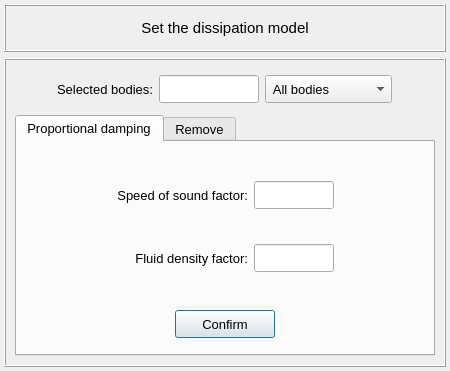
First picture: the form in vibra/interface/data/ui_files/model/setup/acoustic/dissipation_model_inputs.ui, repository MOPT-UFSC/VIBRA, before the edit.
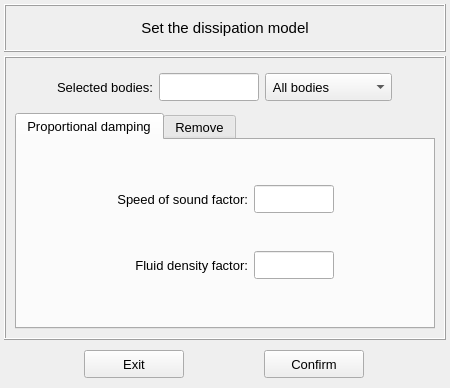
Second picture: the form after the edit.

Commit message: Replaces the Cancel text with Exit in the Close buttons

```diff
--- a/vibra/interface/data/ui_files/model/setup/acoustic/dissipation_model_inputs.ui
+++ b/vibra/interface/data/ui_files/model/setup/acoustic/dissipation_model_inputs.ui
@@ -7,7 +7,7 @@
     <x>0</x>
     <y>0</y>
     <width>450</width>
-    <height>371</height>
+    <height>388</height>
    </rect>
   </property>
   <property name="windowTitle">
@@ -26,7 +26,7 @@
    <property name="bottomMargin">
     <number>4</number>
    </property>
-   <property name="horizontalSpacing">
+   <property name="spacing">
     <number>4</number>
    </property>
    <item row="0" column="0">
@@ -131,76 +131,6 @@
           <property name="spacing">
            <number>2</number>
           </property>
-          <item row="1" column="0">
-           <widget class="QFrame" name="frame_7">
-            <property name="minimumSize">
-             <size>
-              <width>340</width>
-              <height>40</height>
-             </size>
-            </property>
-            <property name="maximumSize">
-             <size>
-              <width>400</width>
-              <height>40</height>
-             </size>
-            </property>
-            <property name="frameShape">
-             <enum>QFrame::NoFrame</enum>
-            </property>
-            <property name="frameShadow">
-             <enum>QFrame::Raised</enum>
-            </property>
-            <layout class="QGridLayout" name="gridLayout_11">
-             <property name="leftMargin">
-              <number>0</number>
-             </property>
-             <property name="topMargin">
-              <number>0</number>
-             </property>
-             <property name="rightMargin">
-              <number>0</number>
-             </property>
-             <property name="bottomMargin">
-              <number>0</number>
-             </property>
-             <property name="spacing">
-              <number>0</number>
-             </property>
-             <item row="0" column="0">
-              <widget class="QPushButton" name="pushButton_confirm_proportional_damping">
-               <property name="minimumSize">
-                <size>
-                 <width>100</width>
-                 <height>28</height>
-                </size>
-               </property>
-               <property name="maximumSize">
-                <size>
-                 <width>100</width>
-                 <height>28</height>
-                </size>
-               </property>
-               <property name="font">
-                <font>
-                 <family>MS Shell Dlg 2</family>
-                 <pointsize>10</pointsize>
-                 <weight>50</weight>
-                 <italic>false</italic>
-                 <bold>false</bold>
-                </font>
-               </property>
-               <property name="styleSheet">
-                <string notr="true"/>
-               </property>
-               <property name="text">
-                <string>Confirm</string>
-               </property>
-              </widget>
-             </item>
-            </layout>
-           </widget>
-          </item>
           <item row="0" column="0">
            <widget class="QFrame" name="frame_8">
             <property name="minimumSize">
@@ -743,6 +673,107 @@
      </layout>
     </widget>
    </item>
+   <item row="2" column="0">
+    <widget class="QFrame" name="frame_7">
+     <property name="minimumSize">
+      <size>
+       <width>340</width>
+       <height>40</height>
+      </size>
+     </property>
+     <property name="maximumSize">
+      <size>
+       <width>16777215</width>
+       <height>40</height>
+      </size>
+     </property>
+     <property name="frameShape">
+      <enum>QFrame::NoFrame</enum>
+     </property>
+     <property name="frameShadow">
+      <enum>QFrame::Raised</enum>
+     </property>
+     <layout class="QGridLayout" name="gridLayout_11">
+      <property name="leftMargin">
+       <number>0</number>
+      </property>
+      <property name="topMargin">
+       <number>0</number>
+      </property>
+      <property name="rightMargin">
+       <number>0</number>
+      </property>
+      <property name="bottomMargin">
+       <number>0</number>
+      </property>
+      <property name="spacing">
+       <number>0</number>
+      </property>
+      <item row="0" column="1">
+       <widget class="QPushButton" name="pushButton_confirm">
+        <property name="minimumSize">
+         <size>
+          <width>100</width>
+          <height>28</height>
+         </size>
+        </property>
+        <property name="maximumSize">
+         <size>
+          <width>100</width>
+          <height>28</height>
+         </size>
+        </property>
+        <property name="font">
+         <font>
+          <family>MS Shell Dlg 2</family>
+          <pointsize>10</pointsize>
+          <weight>50</weight>
+          <italic>false</italic>
+          <bold>false</bold>
+         </font>
+        </property>
+        <property name="styleSheet">
+         <string notr="true"/>
+        </property>
+        <property name="text">
+         <string>Confirm</string>
+        </property>
+       </widget>
+      </item>
+      <item row="0" column="0">
+       <widget class="QPushButton" name="pushButton_exit">
+        <property name="minimumSize">
+         <size>
+          <width>100</width>
+          <height>28</height>
+         </size>
+        </property>
+        <property name="maximumSize">
+         <size>
+          <width>100</width>
+          <height>28</height>
+         </size>
+        </property>
+        <property name="font">
+         <font>
+          <family>MS Shell Dlg 2</family>
+          <pointsize>10</pointsize>
+          <weight>50</weight>
+          <italic>false</italic>
+          <bold>false</bold>
+         </font>
+        </property>
+        <property name="styleSheet">
+         <string notr="true"/>
+        </property>
+        <property name="text">
+         <string>Exit</string>
+        </property>
+       </widget>
+      </item>
+     </layout>
+    </widget>
+   </item>
   </layout>
  </widget>
  <resources/>
```
The commit also changes 53 other files.
